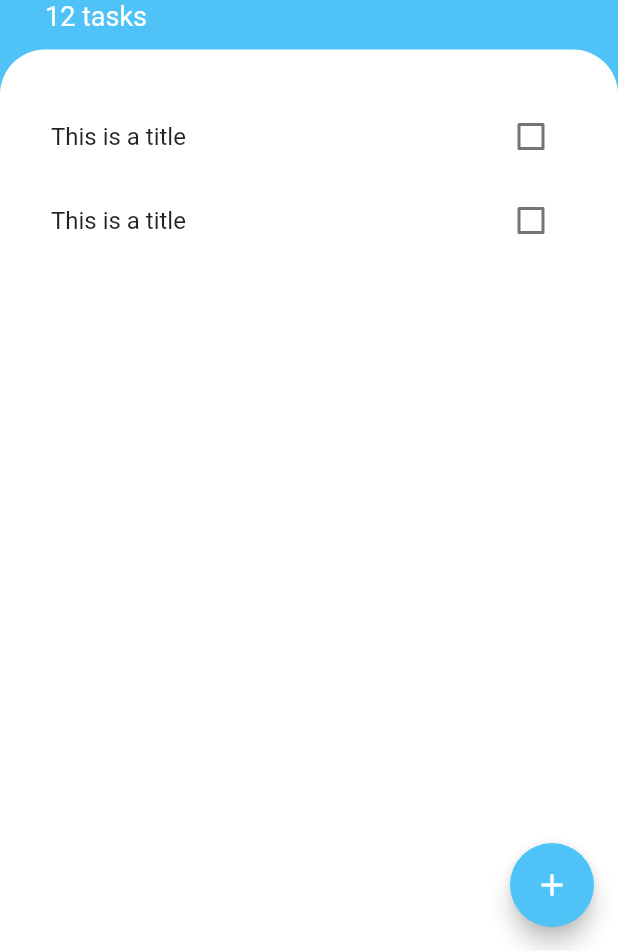
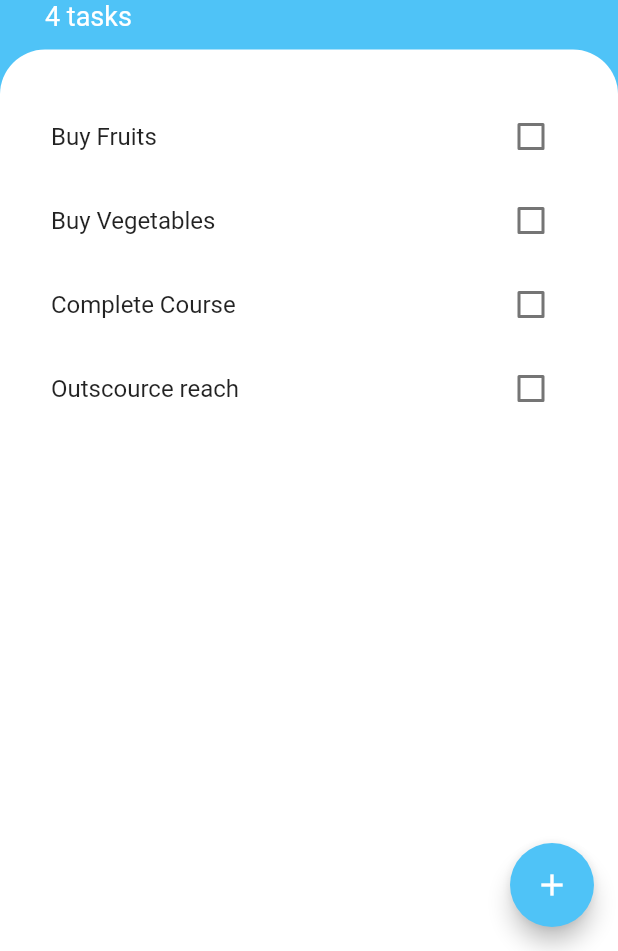
Before and after one commit to uditshaw/todoey_flutter, a Flutter app: the screen it shows after launch, on a phone screen of 412 x 824 dp, the part 285-1236 px from its top. Run offline on Flutter 3.47's test engine with Material 2 defaults, Android fonts, the phone set to English and light mode, and no system bars.

Commit message:
Completed functionality for Add Task Screen

```diff
--- a/lib/Screens/tasks_screen.dart
+++ b/lib/Screens/tasks_screen.dart
@@ -1,17 +1,48 @@
 import 'package:flutter/material.dart';
-
 import '../Widgets/tasks_list.dart';
+import '../models/task.dart';
 import 'add_task_screen.dart';
 
-class TasksScreen extends StatelessWidget {
-  Widget buildBottomSheet(BuildContext context) => AddTaskScreen();
+class TasksScreen extends StatefulWidget {
+  @override
+  State<TasksScreen> createState() => _TasksScreenState();
+}
+
+class _TasksScreenState extends State<TasksScreen> {
+  Widget buildBottomSheet(BuildContext context) => SingleChildScrollView(
+        child: Container(
+          padding: EdgeInsets.only(
+              bottom: MediaQuery.of(context)
+                  .viewInsets
+                  .bottom), // For placing the Widget above the keyboard.
+          child: AddTaskScreen((newTaskTitle) {
+            // Main callback for AddTaskScreen
+            print(newTaskTitle);
+            setState(() {
+              tasks.add(Task(task: newTaskTitle));
+            });
+            Navigator.pop(
+                context); // For poping out of the AddTask Screen on pressing the ADD button
+          }),
+        ),
+      );
+
+  List<Task> tasks = [
+    Task(task: 'Buy Fruits'),
+    Task(task: 'Buy Vegetables'),
+    Task(task: 'Complete Course'),
+    Task(task: 'Outscource reach'),
+  ];
 
   @override
   Widget build(BuildContext context) {
     return Scaffold(
       floatingActionButton: FloatingActionButton(
         onPressed: () {
-          showModalBottomSheet(context: context, builder: buildBottomSheet);
+          showModalBottomSheet(
+              context: context,
+              builder: buildBottomSheet,
+              isScrollControlled: true);
         },
         backgroundColor: Colors.lightBlue.shade300,
         child: Icon(Icons.add),
@@ -39,7 +70,7 @@ class TasksScreen extends StatelessWidget {
                           fontSize: 60,
                           color: Colors.white,
                           fontWeight: FontWeight.w700)),
-                  Text('12 tasks',
+                  Text('${tasks.length} tasks',
                       style: TextStyle(color: Colors.white, fontSize: 18)),
                 ],
               ),
@@ -53,7 +84,7 @@ class TasksScreen extends StatelessWidget {
                     color: Colors.white),
                 padding:
                     EdgeInsets.only(top: 30, left: 18, right: 18, bottom: 20),
-                child: TasksList(),
+                child: TasksList(tasks: tasks),
               ),
             ),
           ],
--- a/lib/Widgets/task_tile.dart
+++ b/lib/Widgets/task_tile.dart
@@ -1,44 +1,29 @@
 import 'package:flutter/material.dart';
 
-class TaskTile extends StatefulWidget {
-  @override
-  State<TaskTile> createState() => _TaskTileState();
-}
-
-class _TaskTileState extends State<TaskTile> {
-  bool isChecked = false;
+class TaskTile extends StatelessWidget {
+  final bool isChecked;
+  final String title;
+  final void Function(bool?) checkBoxCallBack;
+  TaskTile(
+      {required this.isChecked,
+      required this.title,
+      required this.checkBoxCallBack});
 
   @override
   Widget build(BuildContext context) {
     return ListTile(
-      title: Text(
-        'This is a title',
-        style: TextStyle(
-            decoration: isChecked ? TextDecoration.lineThrough : null),
-      ),
-      trailing: TaskCheckBox(
-        isChecked: isChecked,
-        toggleCheckBox: (bool? newState) {
-          setState(() {
-            isChecked = newState!;
-          });
-        },
+      title: Text(title,
+          style: TextStyle(
+              decoration: isChecked ? TextDecoration.lineThrough : null)),
+      trailing: Checkbox(
+        value: isChecked,
+        onChanged: checkBoxCallBack,
       ),
     );
   }
 }
-
-class TaskCheckBox extends StatelessWidget {
-  TaskCheckBox({required this.isChecked, required this.toggleCheckBox});
-
-  final bool isChecked;
-  final void Function(bool?) toggleCheckBox;
-
-  @override
-  Widget build(BuildContext context) {
-    return Checkbox(
-      value: isChecked,
-      onChanged: toggleCheckBox,
-    );
-  }
-}
+// isChecked,
+// toggleCheckBox: (bool? newState) {
+// setState(() {
+// isChecked = newState!;
+// });
--- a/lib/Widgets/tasks_list.dart
+++ b/lib/Widgets/tasks_list.dart
@@ -4,28 +4,28 @@ import 'package:todoey/Widgets/task_tile.dart';
 import '../models/task.dart';
 
 class TasksList extends StatefulWidget {
-  const TasksList({
-    Key? key,
-  }) : super(key: key);
+  List<Task> tasks;
+  TasksList({required this.tasks});
 
   @override
   State<TasksList> createState() => _TasksListState();
 }
 
 class _TasksListState extends State<TasksList> {
-  List<Task> tasks = [
-    Task(task: 'Buy Fruits'),
-    Task(task: 'Buy Vegetables'),
-    Task(task: 'Complete Course'),
-    Task(task: 'Outscource reach'),
-  ];
   @override
   Widget build(BuildContext context) {
-    return ListView(
-      children: [
-        TaskTile(),
-        TaskTile(),
-      ],
+    return ListView.builder(
+      itemBuilder: (context, index) {
+        return TaskTile(
+            isChecked: widget.tasks[index].isDone,
+            title: widget.tasks[index].task,
+            checkBoxCallBack: (bool? newState) {
+              setState(() {
+                widget.tasks[index].toggleisDone();
+              });
+            });
+      },
+      itemCount: widget.tasks.length,
     );
   }
 }
--- a/lib/models/task.dart
+++ b/lib/models/task.dart
@@ -4,7 +4,7 @@ class Task {
 
   Task({required this.task, this.isDone = false});
 
-  toggleisDone() {
+  void toggleisDone() {
     isDone = !isDone;
   }
 }
```
Also changed, not shown: lib/Screens/add_task_screen.dart (+19 -3 lines).
